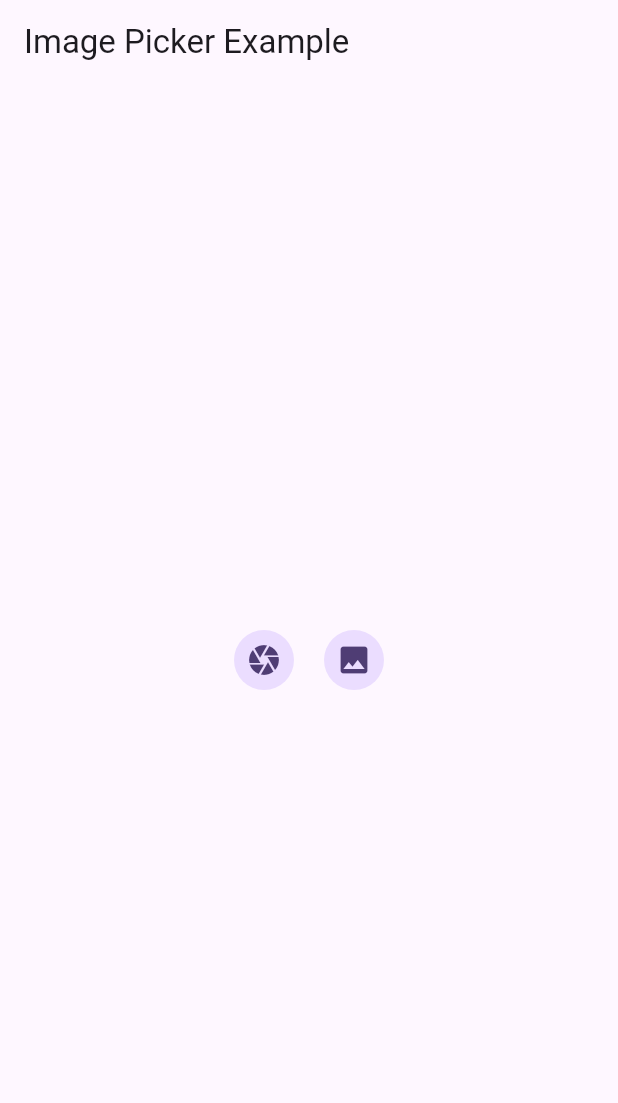
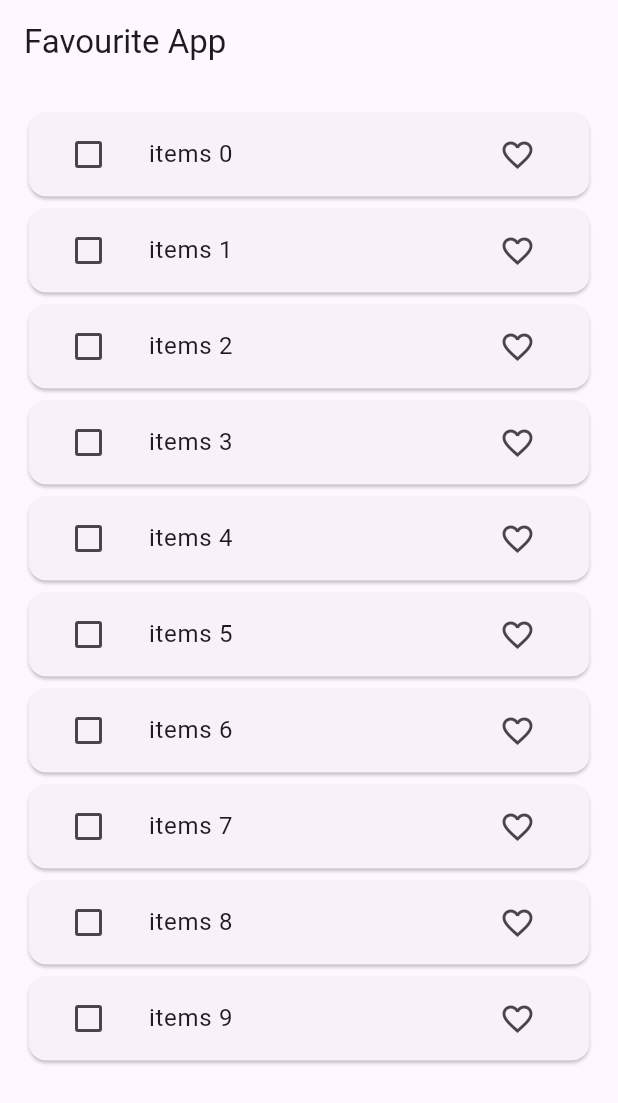
Before and after one commit to RRKawchar/bloc_statemanagement, a Flutter app: the screen it shows after launch, on a phone screen of 412 x 824 dp. Shown: the top 1103 px of the screen. Run offline on Flutter 3.47's test engine with Material 2 defaults, Android fonts, the phone set to English and light mode, and no system bars; our stand-ins replace bloc, equatable, flutter_bloc, image_picker.

Commit message:
favourite Example

```diff
--- /dev/null
+++ b/lib/bloc/favourite_app/favourite_bloc.dart
@@ -0,0 +1,70 @@
+import 'package:bloc/bloc.dart';
+import 'package:bloc_practice/bloc/favourite_app/favourite_event.dart';
+import 'package:bloc_practice/bloc/favourite_app/favourite_item_states.dart';
+import 'package:bloc_practice/model/favourite_item_model.dart';
+import 'package:bloc_practice/repository/favourite_repository.dart';
+
+class FavouriteBloc extends Bloc<FavouriteEvent, FavouriteItemStates> {
+  List<FavouriteItemModel> favouriteList = [];
+  List<FavouriteItemModel> tempFavouriteList = [];
+
+  FavouriteRepository repository;
+  FavouriteBloc(this.repository) : super(const FavouriteItemStates()) {
+    on<FetchFavouriteList>(_fetchData);
+    on<FavouriteItem>(_addToFavourite);
+    on<SelectedItem>(_selectedItem);
+    on<UnselectedItem>(_unSelectedItem);
+    on<DeleteItem>(_deleteItem);
+  }
+
+  void _fetchData(FetchFavouriteList even, Emitter<FavouriteItemStates> emit) async {
+    favouriteList = await repository.fetchItem();
+    emit(state.copyWith(
+        favouriteItemModel: List.from(favouriteList),
+        listStatus: ListStatus.success,
+    ),);
+  }
+
+
+  void _addToFavourite(FavouriteItem event, Emitter<FavouriteItemStates> emit) async {
+   final index= favouriteList.indexWhere((element) => element.id==event.item.id);
+
+   if(event.item.isFavourite){
+     if(tempFavouriteList.contains(favouriteList[index])){
+       tempFavouriteList.remove(favouriteList[index]);
+       tempFavouriteList.add(event.item);
+     }
+   }else{
+      if(tempFavouriteList.contains(favouriteList[index])){
+        tempFavouriteList.remove(favouriteList[index]);
+        tempFavouriteList.add(event.item);
+      }
+   }
+   favouriteList[index]=event.item;
+   emit(state.copyWith(favouriteItemModel: List.from(favouriteList),tempFavouriteItemModel: List.from(tempFavouriteList)));
+  }
+
+  void _selectedItem(SelectedItem event, Emitter<FavouriteItemStates> emit) async {
+    tempFavouriteList.add(event.item);
+    emit(state.copyWith(tempFavouriteItemModel: List.from(tempFavouriteList)));
+  }
+
+  void _unSelectedItem(UnselectedItem event, Emitter<FavouriteItemStates> emit) async {
+    tempFavouriteList.remove(event.item);
+
+    emit(state.copyWith(tempFavouriteItemModel: List.from(tempFavouriteList)));
+  }
+
+  void _deleteItem(DeleteItem event, Emitter<FavouriteItemStates> emit) async {
+  for(int i=0; i< tempFavouriteList.length;i++){
+    favouriteList.remove(tempFavouriteList[i]);
+  }
+  tempFavouriteList.cast();
+
+    emit(state.copyWith(
+
+        favouriteItemModel: List.from(favouriteList),
+        tempFavouriteItemModel: List.from(tempFavouriteList)));
+  }
+
+}
--- /dev/null
+++ b/lib/bloc/favourite_app/favourite_event.dart
@@ -0,0 +1,40 @@
+import 'package:bloc_practice/model/favourite_item_model.dart';
+import 'package:equatable/equatable.dart';
+
+abstract class FavouriteEvent extends Equatable{
+  const FavouriteEvent();
+
+  @override
+  List<Object?> get props => [];
+
+}
+
+
+class FetchFavouriteList extends FavouriteEvent{}
+
+class FavouriteItem extends FavouriteEvent{
+  final FavouriteItemModel item;
+
+  const FavouriteItem({required this.item});
+
+
+}
+
+
+class SelectedItem extends FavouriteEvent{
+  final FavouriteItemModel item;
+
+  const SelectedItem({required this.item});
+
+
+}
+
+class UnselectedItem extends FavouriteEvent{
+  final FavouriteItemModel item;
+
+  const UnselectedItem({required this.item});
+
+
+}
+
+class DeleteItem extends FavouriteEvent{}
--- /dev/null
+++ b/lib/bloc/favourite_app/favourite_item_states.dart
@@ -0,0 +1,32 @@
+import 'package:bloc_practice/model/favourite_item_model.dart';
+import 'package:equatable/equatable.dart';
+
+enum ListStatus { loading, success, failure }
+
+class FavouriteItemStates extends Equatable {
+  final List<FavouriteItemModel> favouriteItemModel;
+  final List<FavouriteItemModel> tempFavouriteItemModel;
+
+
+  final ListStatus listStatus;
+  const FavouriteItemStates({
+    this.favouriteItemModel = const [],
+    this.tempFavouriteItemModel = const [],
+    this.listStatus=ListStatus.loading,
+  });
+
+
+  FavouriteItemStates copyWith({List<FavouriteItemModel>? favouriteItemModel,List<FavouriteItemModel>? tempFavouriteItemModel, ListStatus? listStatus}){
+
+    return FavouriteItemStates(
+       favouriteItemModel: favouriteItemModel?? this.favouriteItemModel,
+      tempFavouriteItemModel: tempFavouriteItemModel?? this.tempFavouriteItemModel,
+      listStatus: listStatus??this.listStatus,
+
+    );
+
+}
+
+  @override
+  List<Object?> get props => [favouriteItemModel,tempFavouriteItemModel,listStatus];
+}
--- /dev/null
+++ b/lib/bloc/to_do/todo_bloc.dart
@@ -0,0 +1,24 @@
+import 'package:bloc/bloc.dart';
+import 'package:bloc_practice/bloc/to_do/todo_event.dart';
+import 'package:bloc_practice/bloc/to_do/todo_states.dart';
+
+class TodoBloc extends Bloc<TodoEvent, TodoStates>{
+  final List<String> taskList=[];
+  TodoBloc():super(const TodoStates()){
+    on<AddTodoEvent>(_addTodoEvent);
+    on<RemoveTodoEvent>(_removeTodoEvent);
+  }
+
+  void _addTodoEvent(AddTodoEvent event, Emitter<TodoStates> emit){
+    taskList.add(event.task);
+    emit(state.copyWith(todoList:List.from(taskList)));
+  }
+
+
+  void _removeTodoEvent(RemoveTodoEvent event, Emitter<TodoStates> emit){
+    taskList.remove(event.task);
+    emit(state.copyWith(todoList:List.from(taskList)));
+  }
+
+
+}
--- /dev/null
+++ b/lib/bloc/to_do/todo_event.dart
@@ -0,0 +1,33 @@
+import 'package:equatable/equatable.dart';
+
+abstract class TodoEvent extends Equatable{
+  const TodoEvent();
+
+
+
+}
+
+
+
+class AddTodoEvent extends TodoEvent{
+
+  final String task;
+
+  const AddTodoEvent({required this.task});
+
+  @override
+  List<Object?> get props => [];
+
+}
+
+class RemoveTodoEvent extends TodoEvent{
+
+  final Object task;
+
+
+  const RemoveTodoEvent({required this.task});
+  @override
+
+  List<Object?> get props => [task];
+
+}
--- /dev/null
+++ b/lib/bloc/to_do/todo_states.dart
@@ -0,0 +1,18 @@
+import 'package:equatable/equatable.dart';
+
+class TodoStates extends Equatable{
+  final List<String> todoList;
+   const TodoStates({
+
+      this.todoList=const [],
+
+   });
+
+   TodoStates copyWith({List<String>? todoList}){
+     return TodoStates(todoList: todoList ?? this.todoList);
+   }
+
+  @override
+  List<Object?> get props => [todoList];
+
+}
--- a/lib/main.dart
+++ b/lib/main.dart
@@ -1,7 +1,11 @@
 import 'package:bloc_practice/bloc/counter_bloc/counter_bloc.dart';
+import 'package:bloc_practice/bloc/favourite_app/favourite_bloc.dart';
 import 'package:bloc_practice/bloc/image_picker/image_picker_bloc.dart';
 import 'package:bloc_practice/bloc/switch_slider/swich_slider_bloc.dart';
-import 'package:bloc_practice/ui/image_picker/image_picker_screen.dart';
+import 'package:bloc_practice/bloc/to_do/todo_bloc.dart';
+import 'package:bloc_practice/repository/favourite_repository.dart';
+import 'package:bloc_practice/ui/favourite_app/favourite_app_screen.dart';
+import 'package:bloc_practice/ui/to_do/to_do_screen.dart';
 import 'package:bloc_practice/utils/image_picker_utils.dart';
 import 'package:flutter/material.dart';
 import 'package:flutter_bloc/flutter_bloc.dart';
@@ -19,7 +23,9 @@ class MyApp extends StatelessWidget {
       providers: [
         BlocProvider(create: (_) => CounterBloc()),
         BlocProvider(create: (context) => SwitchSliderBloc()),
-        BlocProvider(create: (context) => ImagePickerBloc(ImagePickerUtils()))
+        BlocProvider(create: (context) => ImagePickerBloc(ImagePickerUtils())),
+        BlocProvider(create: (context)=> TodoBloc()),
+        BlocProvider(create: (context)=> FavouriteBloc(FavouriteRepository())),
       ],
       child: MaterialApp(
         debugShowCheckedModeBanner: false,
@@ -28,7 +34,7 @@ class MyApp extends StatelessWidget {
           colorScheme: ColorScheme.fromSeed(seedColor: Colors.deepPurple),
           useMaterial3: true,
         ),
-        home: const ImagePickerScreen(),
+        home: const FavouriteAppScreen(),
       ),
     );
   }
--- /dev/null
+++ b/lib/model/favourite_item_model.dart
@@ -0,0 +1,33 @@
+import 'package:equatable/equatable.dart';
+
+class FavouriteItemModel extends Equatable {
+  final String id;
+  final String value;
+  final bool isDeleting;
+  final bool isFavourite;
+
+  const FavouriteItemModel({
+    required this.id,
+    required this.value,
+    this.isDeleting = false,
+    this.isFavourite = false,
+  });
+
+  FavouriteItemModel copyWith({
+    String? id,
+    String? value,
+    bool? isDeleting,
+    bool? isFavourite,
+  }) {
+    return FavouriteItemModel(
+      id: id ?? this.id,
+      value: value ?? this.value,
+      isDeleting: isDeleting ?? this.isDeleting,
+      isFavourite: isFavourite ?? this.isFavourite,
+    );
+  }
+
+  @override
+  // TODO: implement props
+  List<Object?> get props => [id,value,isDeleting,isFavourite];
+}
--- /dev/null
+++ b/lib/repository/favourite_repository.dart
@@ -0,0 +1,18 @@
+import 'package:bloc_practice/model/favourite_item_model.dart';
+
+class FavouriteRepository{
+
+Future<List<FavouriteItemModel>> fetchItem()async{
+    await Future.delayed(const Duration(seconds: 3));
+  return List<FavouriteItemModel>.of(_generated(10));
+
+}
+
+
+List<FavouriteItemModel> _generated(int length){
+
+  return List<FavouriteItemModel>.generate(length, (index){
+    return FavouriteItemModel(id: length.toString(), value: 'items $index');
+  });
+}
+}
--- /dev/null
+++ b/lib/ui/favourite_app/favourite_app_screen.dart
@@ -0,0 +1,104 @@
+import 'package:bloc_practice/bloc/favourite_app/favourite_bloc.dart';
+import 'package:bloc_practice/bloc/favourite_app/favourite_event.dart';
+import 'package:bloc_practice/bloc/favourite_app/favourite_item_states.dart';
+import 'package:bloc_practice/model/favourite_item_model.dart';
+import 'package:flutter/material.dart';
+import 'package:flutter_bloc/flutter_bloc.dart';
+
+class FavouriteAppScreen extends StatefulWidget {
+  const FavouriteAppScreen({Key? key}) : super(key: key);
+
+  @override
+  State<FavouriteAppScreen> createState() => _FavouriteAppScreenState();
+}
+
+class _FavouriteAppScreenState extends State<FavouriteAppScreen> {
+  @override
+  void initState() {
+    super.initState();
+
+    context.read<FavouriteBloc>().add(FetchFavouriteList());
+  }
+
+  @override
+  Widget build(BuildContext context) {
+    return Scaffold(
+      appBar: AppBar(
+        title: const Text("Favourite App"),
+        actions: [
+          BlocBuilder<FavouriteBloc, FavouriteItemStates>(
+            builder: (context, state) {
+              return Visibility(
+                visible: state.tempFavouriteItemModel.isNotEmpty?true:false,
+                child: IconButton(onPressed: () {
+                  context.read<FavouriteBloc>().add(DeleteItem());
+                }, icon: const Icon(Icons.delete, color: Colors.red,)),
+              );
+            },
+          )
+        ],
+      ),
+
+      body: Padding(
+        padding: const EdgeInsets.all(15.0),
+        child: BlocBuilder<FavouriteBloc, FavouriteItemStates>(
+          builder: (context, states) {
+            switch (states.listStatus) {
+              case ListStatus.loading:
+                return const Center(
+                  child: CircularProgressIndicator(),
+                );
+
+              case ListStatus.failure:
+                return const Center(
+                  child: Text("Something went wrong"),
+                );
+
+              case ListStatus.success:
+                return ListView.builder(
+                    itemCount: states.favouriteItemModel.length,
+                    itemBuilder: (context, index) {
+                      final item = states.favouriteItemModel[index];
+
+                      return Card(
+                        child: ListTile(
+                            leading: Checkbox(
+                              value: states.tempFavouriteItemModel.contains(
+                                  item) ? true : false,
+                              onChanged: (value) {
+                                if (value!) {
+                                  context.read<FavouriteBloc>().add(
+                                      SelectedItem(item: item));
+                                } else {
+                                  context.read<FavouriteBloc>().add(
+                                      UnselectedItem(item: item));
+                                }
+                              },
+                            ),
+                            title: Text(item.value.toString()),
+                            trailing: IconButton(
+                              onPressed: () {
+                                FavouriteItemModel favouriteItemModel =
+                                FavouriteItemModel(
+                                  id: item.id,
+                                  value: item.value,
+                                  isFavourite: item.isFavourite ? false : true,
+                                );
+                                context.read<FavouriteBloc>().add(
+                                    FavouriteItem(item: favouriteItemModel));
+                              },
+                              icon: Icon(
+                                item.isFavourite
+                                    ? Icons.favorite
+                                    : Icons.favorite_outline,
+                              ),
+                            )),
+                      );
+                    });
+            }
+          },
+        ),
+      ),
+    );
+  }
+}
```
Also changed, not shown: lib/ui/to_do/to_do_screen.dart (+42 -0 lines).
